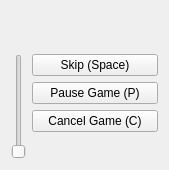
The window that ui/player.ui (tdauth/gustavsfairyland) describes before a commit, drawn with Qt 5.
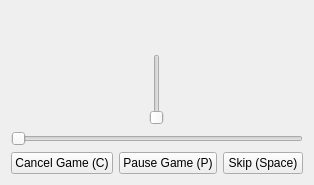
The same window after the commit.

Commit message: Bonus Clip support, only pause game in cancel game if not already paused

```diff
--- a/ui/player.ui
+++ b/ui/player.ui
@@ -6,8 +6,8 @@
    <rect>
     <x>0</x>
     <y>0</y>
-    <width>169</width>
-    <height>170</height>
+    <width>297</width>
+    <height>185</height>
    </rect>
   </property>
   <property name="sizePolicy">
@@ -38,17 +38,93 @@
    <item>
     <layout class="QHBoxLayout" name="horizontalLayout">
      <item>
-      <layout class="QHBoxLayout" name="videoPlayerLayout">
+      <layout class="QVBoxLayout" name="verticalLayout_3">
        <item>
-        <widget class="QSlider" name="volumeSlider">
-         <property name="maximum">
-          <number>100</number>
-         </property>
+        <layout class="QHBoxLayout" name="videoPlayerLayout">
+         <item>
+          <widget class="QSlider" name="volumeSlider">
+           <property name="maximum">
+            <number>100</number>
+           </property>
+           <property name="orientation">
+            <enum>Qt::Vertical</enum>
+           </property>
+          </widget>
+         </item>
+        </layout>
+       </item>
+       <item>
+        <widget class="QSlider" name="timeSlider">
          <property name="orientation">
-          <enum>Qt::Vertical</enum>
+          <enum>Qt::Horizontal</enum>
          </property>
         </widget>
        </item>
+       <item>
+        <layout class="QHBoxLayout" name="horizontalLayout_2">
+         <item>
+          <spacer name="horizontalSpacer">
+           <property name="orientation">
+            <enum>Qt::Horizontal</enum>
+           </property>
+           <property name="sizeHint" stdset="0">
+            <size>
+             <width>40</width>
+             <height>20</height>
+            </size>
+           </property>
+          </spacer>
+         </item>
+         <item>
+          <widget class="QPushButton" name="cancelPushButton">
+           <property name="sizePolicy">
+            <sizepolicy hsizetype="Preferred" vsizetype="Fixed">
+             <horstretch>0</horstretch>
+             <verstretch>0</verstretch>
+            </sizepolicy>
+           </property>
+           <property name="text">
+            <string>Cancel Game (C)</string>
+           </property>
+           <property name="shortcut">
+            <string>C</string>
+           </property>
+          </widget>
+         </item>
+         <item>
+          <widget class="QPushButton" name="pausePushButton">
+           <property name="sizePolicy">
+            <sizepolicy hsizetype="Preferred" vsizetype="Fixed">
+             <horstretch>0</horstretch>
+             <verstretch>0</verstretch>
+            </sizepolicy>
+           </property>
+           <property name="text">
+            <string>Pause Game (P)</string>
+           </property>
+           <property name="shortcut">
+            <string>Ctrl+S</string>
+           </property>
+          </widget>
+         </item>
+         <item>
+          <widget class="QPushButton" name="skipPushButton">
+           <property name="sizePolicy">
+            <sizepolicy hsizetype="Preferred" vsizetype="Fixed">
+             <horstretch>0</horstretch>
+             <verstretch>0</verstretch>
+            </sizepolicy>
+           </property>
+           <property name="text">
+            <string>Skip (Space)</string>
+           </property>
+           <property name="shortcut">
+            <string>Space</string>
+           </property>
+          </widget>
+         </item>
+        </layout>
+       </item>
       </layout>
      </item>
      <item>
@@ -56,67 +132,6 @@
        <property name="sizeConstraint">
         <enum>QLayout::SetFixedSize</enum>
        </property>
-       <item>
-        <widget class="QPushButton" name="skipPushButton">
-         <property name="sizePolicy">
-          <sizepolicy hsizetype="Preferred" vsizetype="Fixed">
-           <horstretch>0</horstretch>
-           <verstretch>0</verstretch>
-          </sizepolicy>
-         </property>
-         <property name="text">
-          <string>Skip (Space)</string>
-         </property>
-         <property name="shortcut">
-          <string>Space</string>
-         </property>
-        </widget>
-       </item>
-       <item>
-        <widget class="QPushButton" name="pausePushButton">
-         <property name="sizePolicy">
-          <sizepolicy hsizetype="Preferred" vsizetype="Fixed">
-           <horstretch>0</horstretch>
-           <verstretch>0</verstretch>
-          </sizepolicy>
-         </property>
-         <property name="text">
-          <string>Pause Game (P)</string>
-         </property>
-         <property name="shortcut">
-          <string>Ctrl+S</string>
-         </property>
-        </widget>
-       </item>
-       <item>
-        <widget class="QPushButton" name="cancelPushButton">
-         <property name="sizePolicy">
-          <sizepolicy hsizetype="Preferred" vsizetype="Fixed">
-           <horstretch>0</horstretch>
-           <verstretch>0</verstretch>
-          </sizepolicy>
-         </property>
-         <property name="text">
-          <string>Cancel Game (C)</string>
-         </property>
-         <property name="shortcut">
-          <string>C</string>
-         </property>
-        </widget>
-       </item>
-       <item>
-        <spacer name="verticalSpacer">
-         <property name="orientation">
-          <enum>Qt::Vertical</enum>
-         </property>
-         <property name="sizeHint" stdset="0">
-          <size>
-           <width>20</width>
-           <height>40</height>
-          </size>
-         </property>
-        </spacer>
-       </item>
       </layout>
      </item>
     </layout>
```
Left out of the diff: 3 changed lines with no effect on the pictures. The commit also changes 14 other files.
